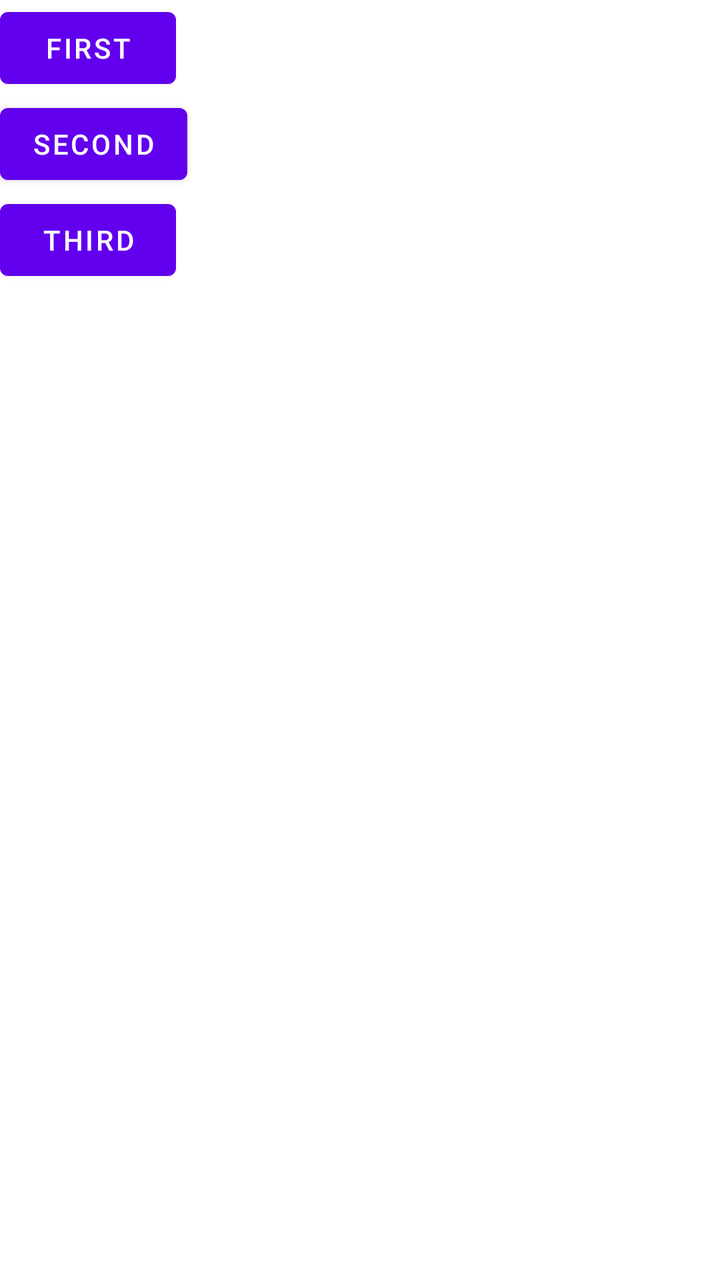
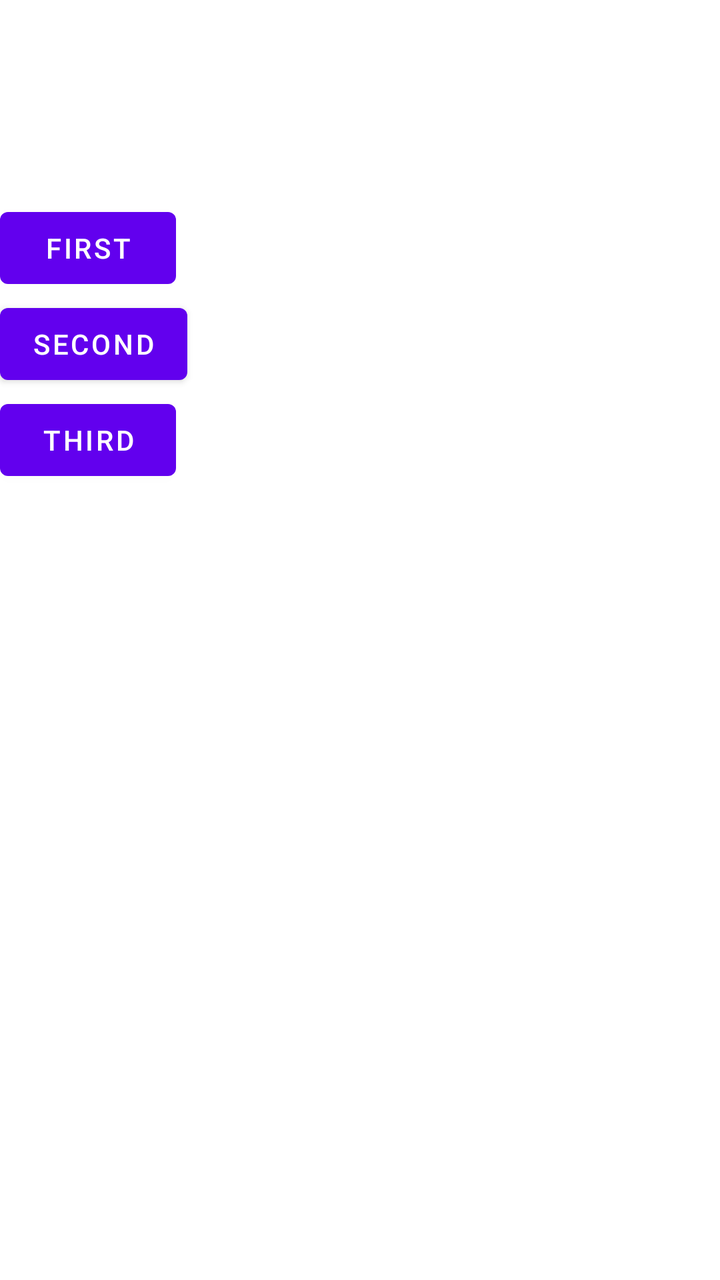

An Android layout rendered at two revisions. The XML below is the earlier revision; the diff shows what the commit changed to produce the second picture.
<!-- AndroidManifest.xml: application theme Theme.BarcodeScanner -->
<!-- res/layout/activity_main.xml -->
<?xml version="1.0" encoding="utf-8"?>
<androidx.appcompat.widget.LinearLayoutCompat xmlns:android="http://schemas.android.com/apk/res/android"
    xmlns:tools="http://schemas.android.com/tools"
    android:layout_width="match_parent"
    android:layout_height="match_parent"
    tools:context=".MainActivity"
    android:orientation="vertical">

    <Button
        android:id="@+id/btn1"
        android:layout_width="wrap_content"
        android:layout_height="wrap_content"
        android:text="First" />

    <Button
        android:id="@+id/btn2"
        android:layout_width="wrap_content"
        android:layout_height="wrap_content"
        android:text="Second" />

    <Button
        android:id="@+id/btn3"
        android:layout_width="wrap_content"
        android:layout_height="wrap_content"
        android:text="Third" />

    <ImageView
        android:id="@+id/image"
        android:layout_width="wrap_content"
        android:layout_height="wrap_content" />

</androidx.appcompat.widget.LinearLayoutCompat>
<!-- resources referenced by this layout -->
<resources>
  <style name="Theme.BarcodeScanner" parent="Theme.MaterialComponents.DayNight.DarkActionBar">
          
          <item name="colorPrimary">@color/purple_500</item>
          <item name="colorPrimaryVariant">@color/purple_700</item>
          <item name="colorOnPrimary">@color/white</item>
          
          <item name="colorSecondary">@color/teal_200</item>
          <item name="colorSecondaryVariant">@color/teal_700</item>
          <item name="colorOnSecondary">@color/black</item>
          
          <item name="android:statusBarColor" tools:targetApi="l">?attr/colorPrimaryVariant</item>
          
      </style>
  <color name="purple_500">#FF6200EE</color>
  <color name="purple_700">#FF3700B3</color>
  <color name="white">#FFFFFFFF</color>
  <color name="teal_200">#FF03DAC5</color>
  <color name="teal_700">#FF018786</color>
  <color name="black">#FF000000</color>
</resources>

<!-- the commit's change to res/layout/activity_main.xml (unified diff, before → after) -->
@@ -5,6 +5,10 @@
     android:layout_height="match_parent"
     tools:context=".MainActivity"
     android:orientation="vertical">
+
+    <View
+        android:layout_width="match_parent"
+        android:layout_height="100dp" />
 
     <Button
         android:id="@+id/btn1"
